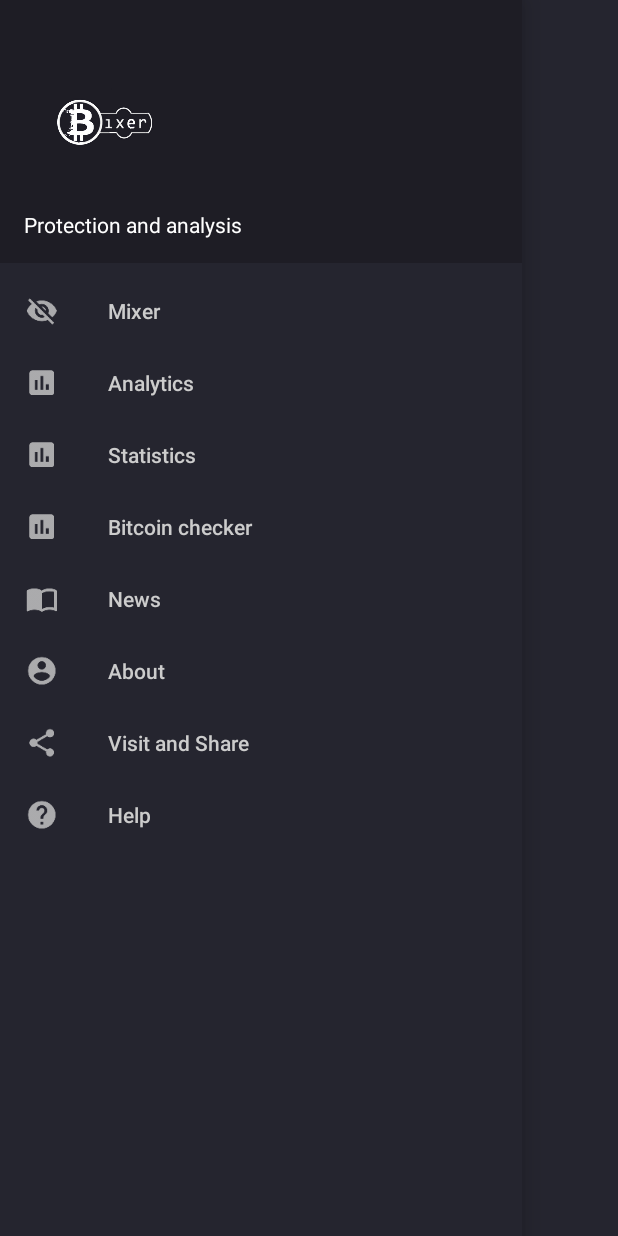
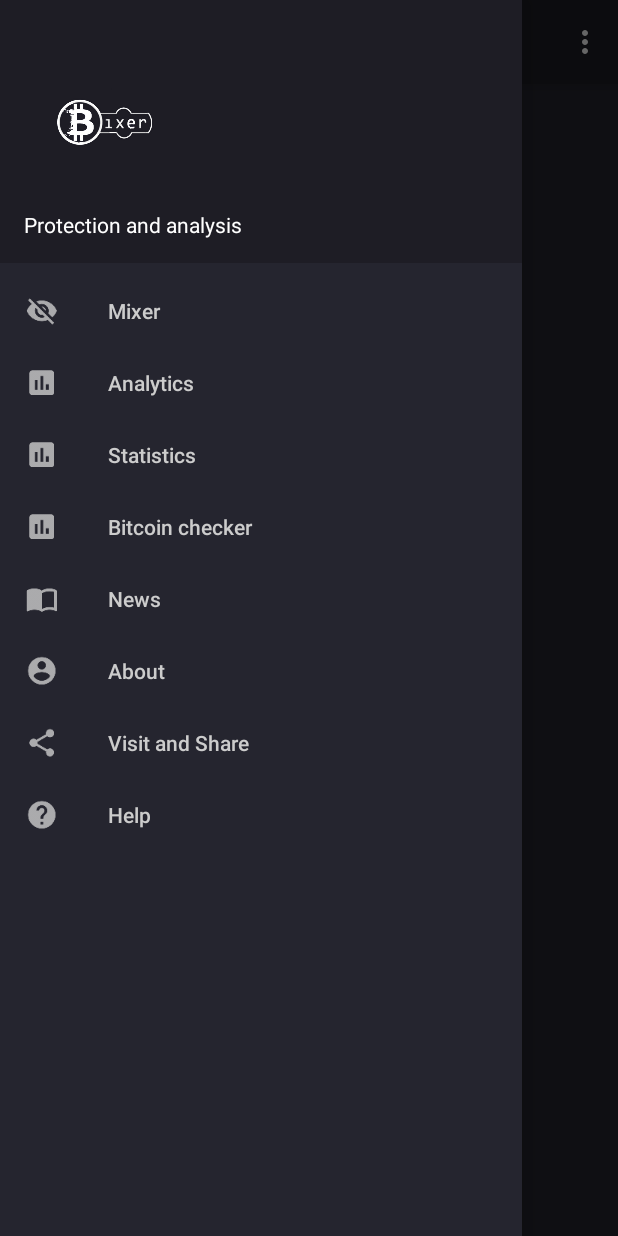
Before and after one commit to vladdossik/Bixer-btc-app-, an Android app: the screen it shows after launch (MainActivity), with the side drawer open, on a phone screen of 412 x 824 dp. Run offline under Robolectric (Android 15) with nearby library versions, the phone set to English and light mode, and no system bars.

Commit message:
fixed bugs

```diff
--- a/app/src/main/res/layout/activity_main.xml
+++ b/app/src/main/res/layout/activity_main.xml
@@ -1,5 +1,4 @@
 <?xml version="1.0" encoding="utf-8"?>
-
 <LinearLayout
     xmlns:android="http://schemas.android.com/apk/res/android"
     xmlns:app="http://schemas.android.com/apk/res-auto"
@@ -21,8 +20,14 @@
         android:layout_height="match_parent"
         android:fitsSystemWindows="true"
         tools:openDrawer="start">
+
+        <include
+            layout="@layout/app_bar_main"
+            android:layout_width="match_parent"
+            android:layout_height="match_parent"/>
+
         <android.support.design.widget.NavigationView
-android:background="@color/colorPrimary"
+            android:background="@color/colorPrimary"
             android:id="@+id/nav_view"
             android:layout_width="match_parent"
             android:layout_height="match_parent"
```
Also changed, not shown: app/src/main/java/biz/bixer/bixer/MainActivity.java (line endings or trailing spaces).
